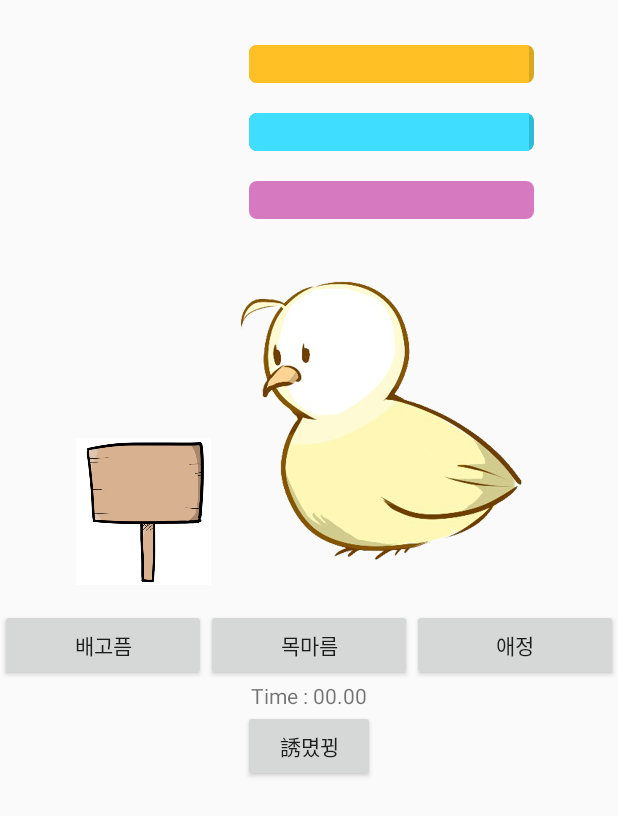
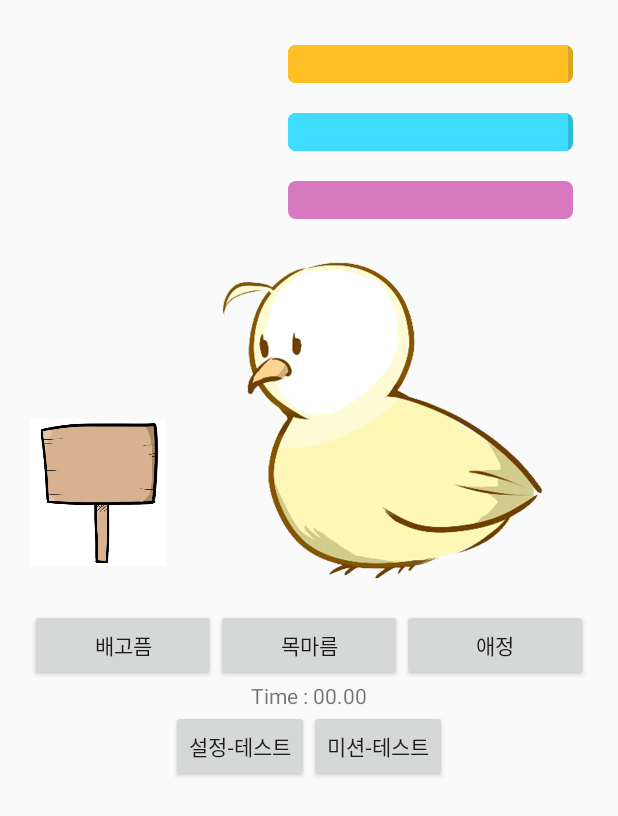
Before and after one commit to nyyynyyy/WeAnimal, an Android app: the MainActivity screen opened directly, with no data from a screen before it, on a phone screen of 412 x 824 dp. Shown: the top 816 px of the screen. Run offline under Robolectric (Android 15) with nearby library versions, the phone set to English and light mode, and no system bars; libraries missing offline, so code that uses them is left out: io.socket.emitter; 3 statements that could not run were skipped.

Commit message:
10/7 - AM 11:11

```diff
--- a/app/src/main/java/jsc/cactus/com/weanimal/g_animal/main/familychat/ChatListViewAdapter.java
+++ b/app/src/main/java/jsc/cactus/com/weanimal/g_animal/main/familychat/ChatListViewAdapter.java
@@ -43,8 +43,7 @@ public class ChatListViewAdapter extends ArrayAdapter<ChatItem> {
 
     @Override
     public View getView(int position, View convertView, ViewGroup parent) {
-        LayoutInflater inflater = activity.getLayoutInflater();
-        View item = inflater.inflate(R.layout.familychat_item, null);
+        View item = activity.getLayoutInflater().inflate(R.layout.familychat_item, null);
 
         ChatItem citem = list.get(position);
         CardView cardview = (CardView) item.findViewById(R.id.item_cardview);
--- a/app/src/main/java/jsc/cactus/com/weanimal/g_animal/main/familychat/FamilyChatDialog.java
+++ b/app/src/main/java/jsc/cactus/com/weanimal/g_animal/main/familychat/FamilyChatDialog.java
@@ -13,7 +13,6 @@ import android.widget.EditText;
 import android.widget.ListView;
 
 import java.util.ArrayList;
-import java.util.Date;
 import java.util.List;
 
 import jsc.cactus.com.weanimal.R;
@@ -28,26 +27,28 @@ public class FamilyChatDialog extends DialogFragment {
     private ListView listView;
     private EditText textEdit;
     private Button acceptButton;
-    private boolean isOnMission = false, isOpen = false;
+    private boolean isOnMission = false;
 
     private static List<ChatItem> items = new ArrayList<ChatItem>();
 
     @Override
     public View onCreateView(LayoutInflater inflater, ViewGroup container, Bundle savedInstanceState) {
         View view = inflater.inflate(R.layout.activity_familychat, container, false);
-        init(view);
+
+        if(chatListViewAdapter==null)
+            init(view);
+
         return view;
     }
 
     private void init(View view) {
-
         Log.i("jsc", "ChatDialog init");
         getDialog().setTitle("Family Chat");
         textEdit = (EditText) view.findViewById(R.id.familychat_editText);
         acceptButton = (Button) view.findViewById(R.id.familychat_acceptButton);
         listView = (ListView) view.findViewById(R.id.family_listView);
-        if (chatListViewAdapter == null)
-            chatListViewAdapter = new ChatListViewAdapter(getActivity(), R.layout.familychat_item, items);
+
+        chatListViewAdapter = new ChatListViewAdapter(getActivity(), R.layout.familychat_item, items);
 
         new ChatManager();
 
@@ -60,7 +61,6 @@ public class FamilyChatDialog extends DialogFragment {
     }
 
     public static ChatListViewAdapter getChatListViewAdapter(){
-
         return chatListViewAdapter;
     }
 
@@ -73,7 +73,8 @@ public class FamilyChatDialog extends DialogFragment {
         }
     };
 
-    TextWatcher edit = new TextWatcher() {
+    //
+    private TextWatcher edit = new TextWatcher() {
         @Override
         public void beforeTextChanged(CharSequence s, int start, int count, int after) {
 
--- a/app/src/main/java/jsc/cactus/com/weanimal/g_animal/main/familychat/FamilyChatShowManager.java
+++ b/app/src/main/java/jsc/cactus/com/weanimal/g_animal/main/familychat/FamilyChatViewManager.java
@@ -12,24 +12,22 @@ import jsc.cactus.com.weanimal.g_animal.main.mission.MissionListener;
 /**
  * Created by INSI on 15. 9. 30..
  */
-public class FamilyChatShowManager {
+public class FamilyChatViewManager {
 
     private FamilyChatDialog familyChatDialog;
     private FragmentManager fragmentManager;
     private ImageView signImageView;
     private boolean isOnMission = false;
 
-    public FamilyChatShowManager(Activity activity){
+    public FamilyChatViewManager(Activity activity){
         fragmentManager = activity.getFragmentManager();
         signImageView = (ImageView) activity.findViewById(R.id.imageView);
         familyChatDialog = new FamilyChatDialog();
 
-
-
         signImageView.setOnClickListener(clickSign);
     }
 
-    View.OnClickListener clickSign = new View.OnClickListener(){
+    private View.OnClickListener clickSign = new View.OnClickListener(){
         public void onClick(View v){
             if(!familyChatDialog.isVisible())
                 familyChatDialog.show(fragmentManager, "");
--- a/app/src/main/java/jsc/cactus/com/weanimal/g_animal/main/main/weanimal/MainActivity.java
+++ b/app/src/main/java/jsc/cactus/com/weanimal/g_animal/main/main/weanimal/MainActivity.java
@@ -1,22 +1,14 @@
 package jsc.cactus.com.weanimal.g_animal.main.main.weanimal;
 
-import android.Manifest;
-import android.content.Intent;
-import android.content.pm.PackageManager;
-import android.net.Uri;
 import android.os.Bundle;
 import android.os.Handler;
 import android.os.Message;
 import android.support.v7.app.AppCompatActivity;
 import android.util.Log;
-import android.view.View;
-import android.widget.Button;
 import android.widget.TextView;
 
 import org.json.JSONException;
 import org.json.JSONObject;
-
-import java.io.File;
 
 import io.socket.emitter.Emitter;
 import jsc.cactus.com.weanimal.MyService;
@@ -26,8 +18,8 @@ import jsc.cactus.com.weanimal.g_animal.main.animal.Animal;
 import jsc.cactus.com.weanimal.g_animal.main.animal.AnimalType;
 import jsc.cactus.com.weanimal.g_animal.main.animal.status.Status;
 import jsc.cactus.com.weanimal.g_animal.main.animal.status.StatusType;
-import jsc.cactus.com.weanimal.g_animal.main.familychat.ChatManager;
-import jsc.cactus.com.weanimal.g_animal.main.familychat.FamilyChatShowManager;
+import jsc.cactus.com.weanimal.g_animal.main.familychat.FamilyChatViewManager;
+import jsc.cactus.com.weanimal.g_animal.main.mission.view.MissionViewManager;
 import jsc.cactus.com.weanimal.g_animal.main.users.User;
 import jsc.cactus.com.weanimal.g_animal.main.users.UserGender;
 import jsc.cactus.com.weanimal.g_animal.main.users.UserManager;
@@ -38,6 +30,11 @@ import jsc.cactus.com.weanimal.g_animal.main.users.UserManager;
 public class MainActivity extends AppCompatActivity {
 
     public static MainActivity mainActivity;
+
+    private FamilyChatViewManager familyChatViewManager;
+    private MissionViewManager missionViewManager;
+    private Animal animal;
+    private UserManager userManager;
 
     long missionTime = 0;
 
@@ -132,19 +129,11 @@ public class MainActivity extends AppCompatActivity {
     public void init() {
 
         mainActivity = this;
-        new FamilyChatShowManager(this);
-        new Animal(this);
-        new UserManager(new User(Variable.user_id, Variable.user_name, Variable.user_birthday, UserGender.MALE));
+        familyChatViewManager = new FamilyChatViewManager(this);
+        missionViewManager = new MissionViewManager(this);
+        animal = new Animal(this);
+        userManager = new UserManager(new User(Variable.user_id, Variable.user_name, Variable.user_birthday, UserGender.MALE));
 
-        Button test = (Button) findViewById(R.id.missionButton);
-
-        test.setOnClickListener(
-                new View.OnClickListener() {
-                    public void onClick(View v) {
-                        Intent callIntent = new Intent(Intent.ACTION_CALL, Uri.parse("tel:010-2975-7544"));
-                        //startActivity(callIntent);
-                    }
-                });
     }
 
     /*public void onPause() {
--- /dev/null
+++ b/app/src/main/java/jsc/cactus/com/weanimal/g_animal/main/mission/view/MissionViewManager.java
@@ -0,0 +1,36 @@
+package jsc.cactus.com.weanimal.g_animal.main.mission.view;
+
+import android.app.Activity;
+import android.app.FragmentManager;
+import android.view.View;
+import android.widget.Button;
+import android.widget.ImageView;
+
+import jsc.cactus.com.weanimal.R;
+import jsc.cactus.com.weanimal.g_animal.main.familychat.FamilyChatDialog;
+
+/**
+ * Created by INSI on 2015. 10. 7..
+ */
+public class MissionViewManager {
+
+    private MissionDialog missionDialog;
+    private FragmentManager fragmentManager;
+    private Button button;
+    private boolean isOnMission = false;
+
+    public MissionViewManager(Activity activity){
+        fragmentManager = activity.getFragmentManager();
+        missionDialog = new MissionDialog();
+        button = (Button) activity.findViewById(R.id.missionButton);
+
+        button.setOnClickListener(clickButton);
+    }
+
+    private View.OnClickListener clickButton = new View.OnClickListener(){
+        public void onClick(View v){
+            if(!missionDialog.isVisible())
+                missionDialog.show(fragmentManager, "");
+        }
+    };
+}
--- a/app/src/main/res/layout/activity_familychat.xml
+++ b/app/src/main/res/layout/activity_familychat.xml
@@ -18,6 +18,7 @@
             android:smoothScrollbar="true"
             android:divider="#00000000"
             android:contextClickable="false"
+            android:listSelector="#00000000"
             android:clickable="false" />
     </ScrollView>
 
--- a/app/src/main/res/layout/activity_main.xml
+++ b/app/src/main/res/layout/activity_main.xml
@@ -3,11 +3,12 @@
     android:layout_width="match_parent" android:layout_height="match_parent"
     android:orientation="vertical"
     android:baselineAligned="false"
-    >
+    android:paddingBottom="0dp"
+    android:padding="20dp">
 
-    <View
+    <!--View
         android:layout_width="match_parent"
-        android:layout_height="20dp" />
+        android:layout_height="20dp" />-->
 
     <LinearLayout
         android:orientation="horizontal"
@@ -32,7 +33,7 @@
             android:layout_height="wrap_content">
 
             <ProgressBar
-                style="?android:attr/progressBarStyleHorizontal"
+                style="@style/CustomProgressBar"
                 android:layout_width="wrap_content"
                 android:layout_height="wrap_content"
                 android:id="@+id/progressBar_food"
@@ -68,10 +69,10 @@
                 android:progressDrawable="@drawable/pb_love" />
         </LinearLayout>
 
-        <View
+        <!--<View
             android:layout_width="0dp"
             android:layout_height="match_parent"
-            android:layout_weight="1" />
+            android:layout_weight="1" />-->
 
     </LinearLayout>
 
@@ -81,28 +82,31 @@
         android:layout_height="250dp"
         android:layout_gravity="center_horizontal">
 
-        <View
+        <!--<View
             android:layout_width="0dp"
             android:layout_height="match_parent"
-            android:layout_weight="1" />
+            android:layout_weight="1" />-->
 
         <ImageView
             android:layout_width="90dp"
-            android:layout_height="130dp"
+            android:layout_height="115dp"
             android:id="@+id/imageView"
             android:layout_gravity="bottom"
-            android:src="@drawable/sign02" />
+            android:src="@drawable/sign02"
+            android:paddingBottom="0dp"
+            android:layout_marginBottom="20dp" />
 
         <ImageView
             android:layout_width="220dp"
             android:layout_height="match_parent"
             android:id="@+id/imageView2"
-            android:src="@drawable/chicken_one_normal" />
+            android:src="@drawable/chicken_one_normal"
+            android:layout_weight="1" />
 
-        <View
+        <!--<View
             android:layout_width="0dp"
             android:layout_height="match_parent"
-            android:layout_weight="1" />
+            android:layout_weight="1" />-->
     </LinearLayout>
 
     <LinearLayout
@@ -140,12 +144,26 @@
         android:id="@+id/textView"
         android:layout_gravity="center_horizontal" />
 
-    <Button
+    <LinearLayout
+        android:orientation="horizontal"
         android:layout_width="wrap_content"
         android:layout_height="wrap_content"
-        android:text="誘몄뀡"
-        android:id="@+id/missionButton"
-        android:layout_weight="0"
-        android:layout_gravity="center_horizontal" />
+        android:layout_gravity="center_horizontal">
+
+        <Button
+            android:layout_width="wrap_content"
+            android:layout_height="wrap_content"
+            android:text="설정-테스트"
+            android:id="@+id/settingButton"
+            android:layout_weight="0"
+            android:layout_gravity="center_horizontal" />
+
+        <Button
+            android:layout_width="wrap_content"
+            android:layout_height="wrap_content"
+            android:text="미션-테스트"
+            android:id="@+id/missionButton"
+            android:layout_gravity="center_horizontal" />
+    </LinearLayout>
 
 </LinearLayout>
--- /dev/null
+++ b/app/src/main/res/layout/activity_setting.xml
@@ -0,0 +1,6 @@
+<?xml version="1.0" encoding="utf-8"?>
+<LinearLayout xmlns:android="http://schemas.android.com/apk/res/android"
+    android:orientation="vertical" android:layout_width="match_parent"
+    android:layout_height="match_parent">
+
+</LinearLayout>
```
Also changed, not shown: app/src/main/java/jsc/cactus/com/weanimal/g_animal/main/familychat/ChatManager.java (+2 -6 lines), app/src/main/java/jsc/cactus/com/weanimal/g_animal/main/mission/view/MissionAdapter.java (added, +49 -0 lines), app/src/main/java/jsc/cactus/com/weanimal/g_animal/main/mission/view/MissionDialog.java (added, +44 -0 lines), app/src/main/java/jsc/cactus/com/weanimal/g_animal/main/mission/view/MissionItem.java (added, +24 -0 lines), app/src/main/java/jsc/cactus/com/weanimal/g_animal/main/option/Option.java (deleted, +0 -7 lines), app/src/main/java/jsc/cactus/com/weanimal/g_animal/main/settting/SettingDialog.java (added, +22 -0 lines), app/src/main/java/jsc/cactus/com/weanimal/g_animal/main/settting/SettingManager.java (added, +17 -0 lines), app/src/main/res/layout/activity_mission.xml (added, +14 -0 lines), app/src/main/res/layout/mission_item.xml (added, +20 -0 lines), app/src/main/res/drawable/phoneicon.png (added), app/src/main/res/drawable/post.png (added).
